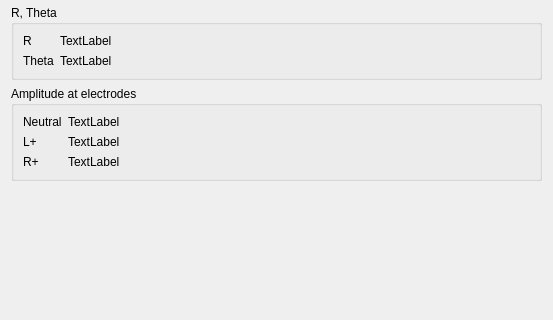
Qt form designer/waveformdetailswidget.ui (diglet48/restim) before a commit; both pictures show x 0 to 553 and y 208 to 528 of the 553 by 528 pixel window.
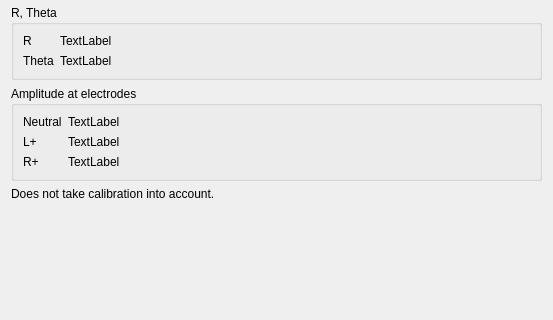
The same form after that commit.

Commit message: Add note on details tab about not correcting for calibration settings

Diff of the .ui file:
```diff
--- a/designer/waveformdetailswidget.ui
+++ b/designer/waveformdetailswidget.ui
@@ -204,6 +204,13 @@
      </layout>
     </widget>
    </item>
+   <item>
+    <widget class="QLabel" name="label_4">
+     <property name="text">
+      <string>Does not take calibration into account.</string>
+     </property>
+    </widget>
+   </item>
    <item>
     <spacer name="verticalSpacer">
      <property name="orientation">
```
The commit also changes 1 other file.
